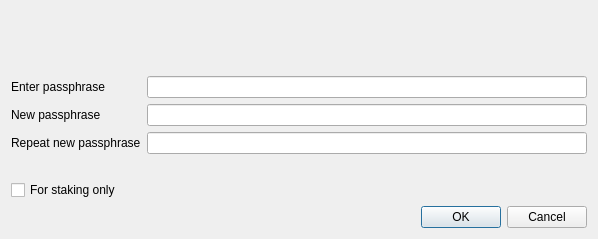
Above: src/qt/forms/askpassphrasedialog.ui from ocminer/fibre before the change. Below: the same form after it.
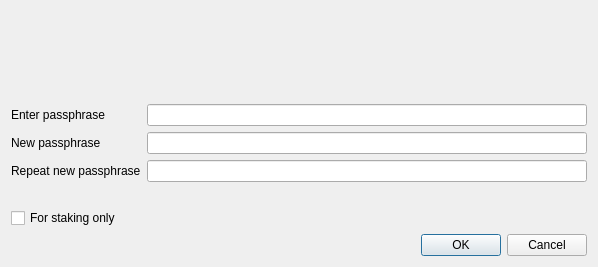
That is the form after the change. Icons and pictures are not drawn.

The edit to the form file:
```diff
--- a/src/qt/forms/askpassphrasedialog.ui
+++ b/src/qt/forms/askpassphrasedialog.ui
@@ -7,7 +7,7 @@
     <x>0</x>
     <y>0</y>
     <width>598</width>
-    <height>239</height>
+    <height>267</height>
    </rect>
   </property>
   <property name="sizePolicy">
```
Left out of the diff: 221 changed lines with no effect on the pictures.
